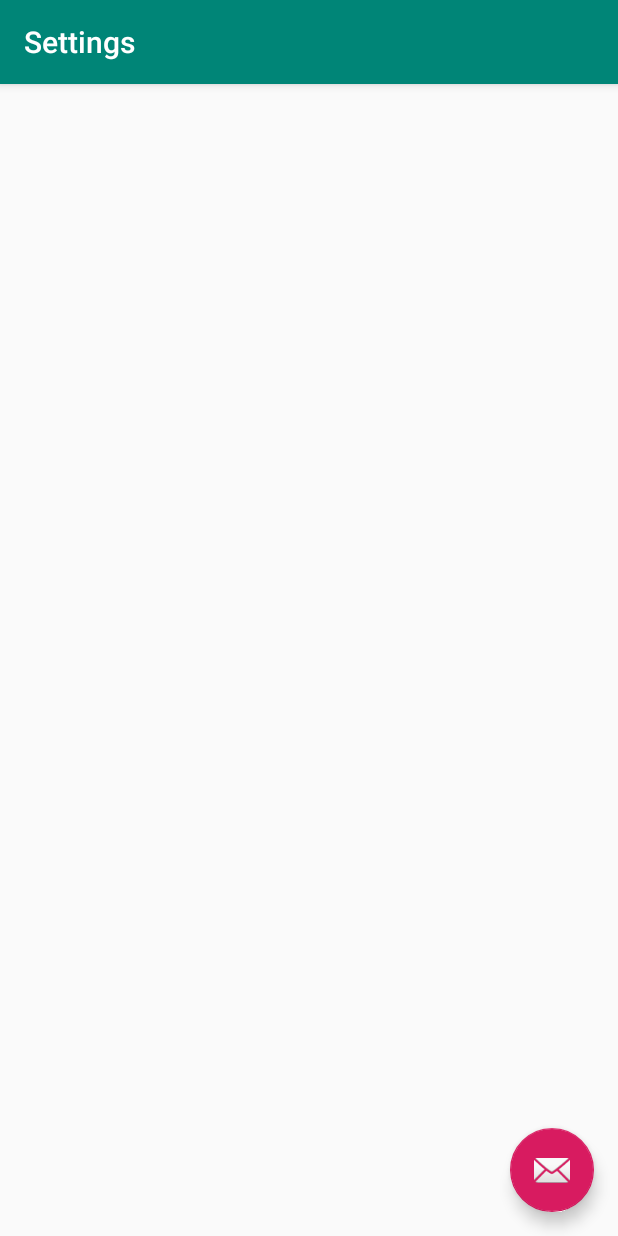
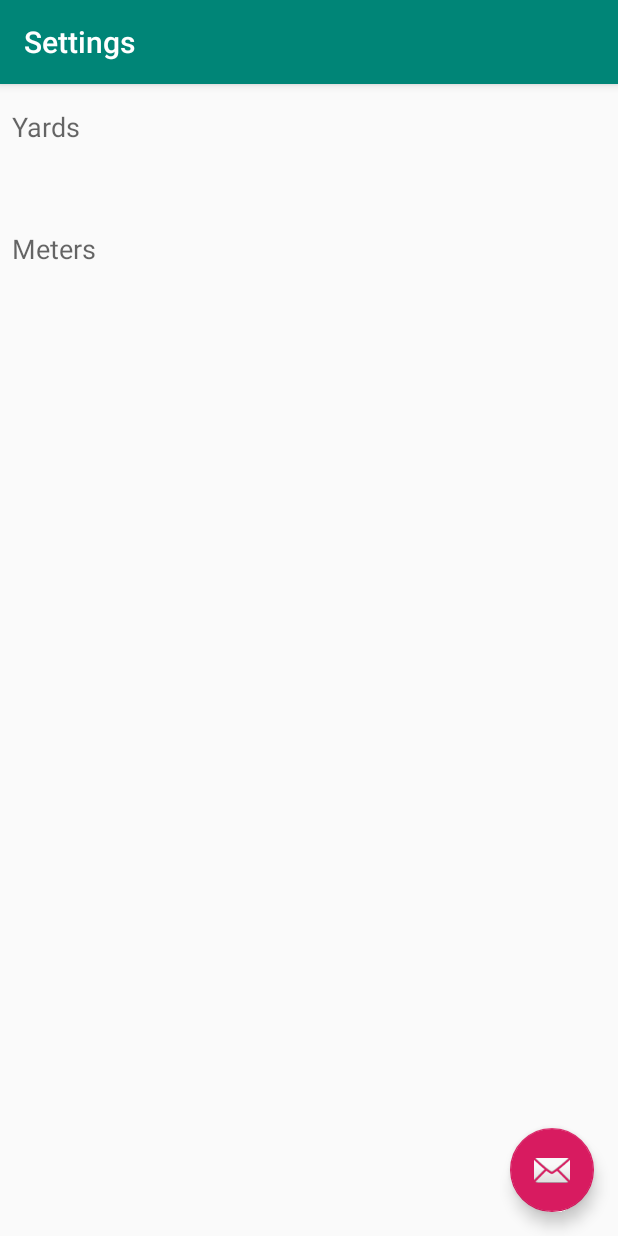
Before and after one commit to lundjrl/Conversion-Calculator, an Android app: the Settings screen opened directly, with no data from a screen before it, on a phone screen of 412 x 824 dp. Run offline under Robolectric (Android 15) with nearby library versions, the phone set to English and light mode, and no system bars.

Commit message:
Merge branch 'master' of https://github.com/lundjrl/Conversion-Calculator handled conflicts # Conflicts: #	app/src/main/java/com/example/calculatorconversion/MainActivity.java

```diff
--- a/app/src/main/res/layout/content_settings.xml
+++ b/app/src/main/res/layout/content_settings.xml
@@ -8,4 +8,26 @@
     tools:context=".Settings"
     tools:showIn="@layout/activity_settings">
 
+  <TextView
+    android:id="@+id/textView"
+    android:layout_width="49dp"
+    android:layout_height="21dp"
+    android:layout_marginTop="16dp"
+    android:layout_marginStart="8dp"
+    android:layout_marginLeft="8dp"
+    android:text="Yards"
+    android:textAppearance="@style/TextAppearance.AppCompat.Medium"
+    app:layout_constraintStart_toStartOf="parent"
+    app:layout_constraintTop_toTopOf="parent" />
+  <TextView
+    android:id="@+id/textView2"
+    android:layout_width="wrap_content"
+    android:layout_height="wrap_content"
+    android:layout_marginTop="60dp"
+    android:layout_marginStart="8dp"
+    android:layout_marginLeft="8dp"
+    android:text="Meters"
+    android:textAppearance="@style/TextAppearance.AppCompat.Medium"
+    app:layout_constraintStart_toStartOf="parent"
+    app:layout_constraintTop_toBottomOf="@+id/textView" />
 </androidx.constraintlayout.widget.ConstraintLayout>
```
Also changed, not shown: app/src/main/java/com/example/calculatorconversion/MainActivity.java (+20 -4 lines).
